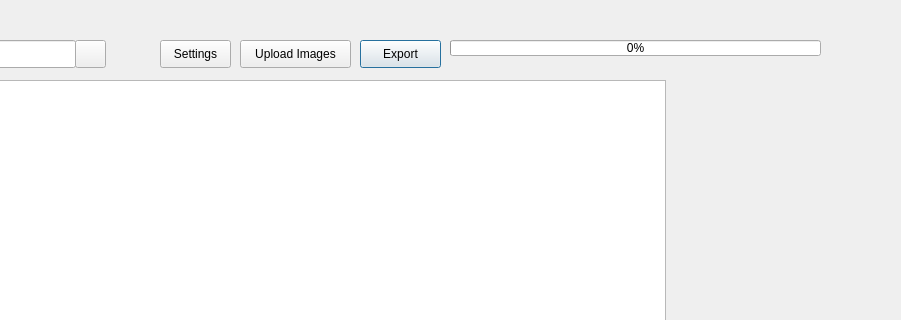
JairoSalazarV/QtHypCam, file formbuildslidehypecubepreview.ui: the form before one commit; both pictures show x 260 to 1161 and y 0 to 320 of the 1161 by 435 pixel window.
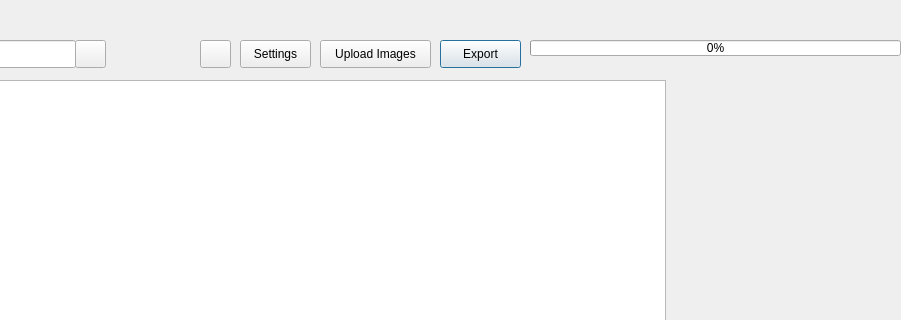
The form after the commit. Icons and pictures are not drawn.

```diff
--- a/formbuildslidehypecubepreview.ui
+++ b/formbuildslidehypecubepreview.ui
@@ -26,7 +26,7 @@
   <widget class="QPushButton" name="pbApply">
    <property name="geometry">
     <rect>
-     <x>620</x>
+     <x>700</x>
      <y>40</y>
      <width>81</width>
      <height>28</height>
@@ -111,7 +111,7 @@
   <widget class="QPushButton" name="pbUploadImages">
    <property name="geometry">
     <rect>
-     <x>500</x>
+     <x>580</x>
      <y>40</y>
      <width>111</width>
      <height>28</height>
@@ -124,7 +124,7 @@
   <widget class="QLabel" name="labelProgBar">
    <property name="geometry">
     <rect>
-     <x>710</x>
+     <x>790</x>
      <y>55</y>
      <width>371</width>
      <height>20</height>
@@ -140,7 +140,7 @@
   <widget class="QProgressBar" name="progBar">
    <property name="geometry">
     <rect>
-     <x>710</x>
+     <x>790</x>
      <y>40</y>
      <width>371</width>
      <height>16</height>
@@ -153,7 +153,7 @@
   <widget class="QPushButton" name="pbSettings">
    <property name="geometry">
     <rect>
-     <x>420</x>
+     <x>500</x>
      <y>40</y>
      <width>71</width>
      <height>28</height>
@@ -163,6 +163,26 @@
     <string>Settings</string>
    </property>
   </widget>
+  <widget class="QPushButton" name="pbSave">
+   <property name="geometry">
+    <rect>
+     <x>460</x>
+     <y>40</y>
+     <width>31</width>
+     <height>28</height>
+    </rect>
+   </property>
+   <property name="toolTip">
+    <string>&lt;html&gt;&lt;head/&gt;&lt;body&gt;&lt;p&gt;Save Last Layer Exported&lt;/p&gt;&lt;/body&gt;&lt;/html&gt;</string>
+   </property>
+   <property name="text">
+    <string/>
+   </property>
+   <property name="icon">
+    <iconset resource="lstImgs.qrc">
+     <normaloff>:/new/icons/imagenInte/document-save.svg</normaloff>:/new/icons/imagenInte/document-save.svg</iconset>
+   </property>
+  </widget>
  </widget>
  <resources>
   <include location="lstImgs.qrc"/>
```
